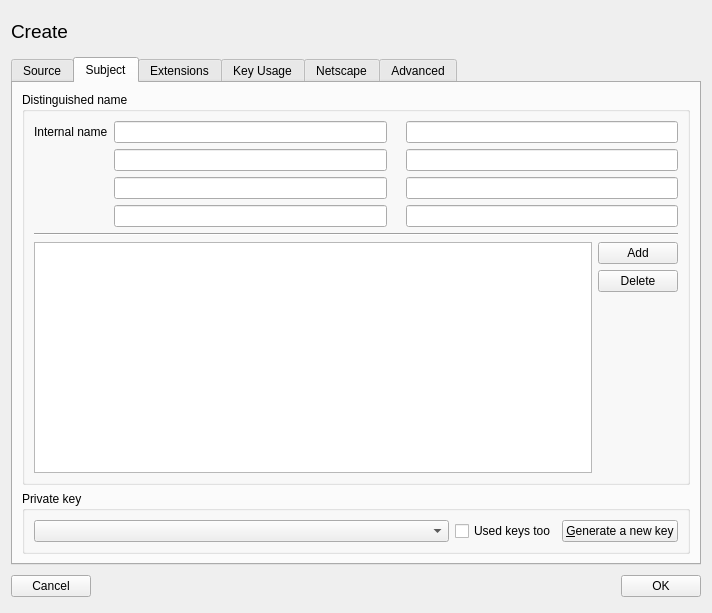
The window that ui/NewX509.ui (chris2511/xca) describes before a commit, drawn with Qt 5.
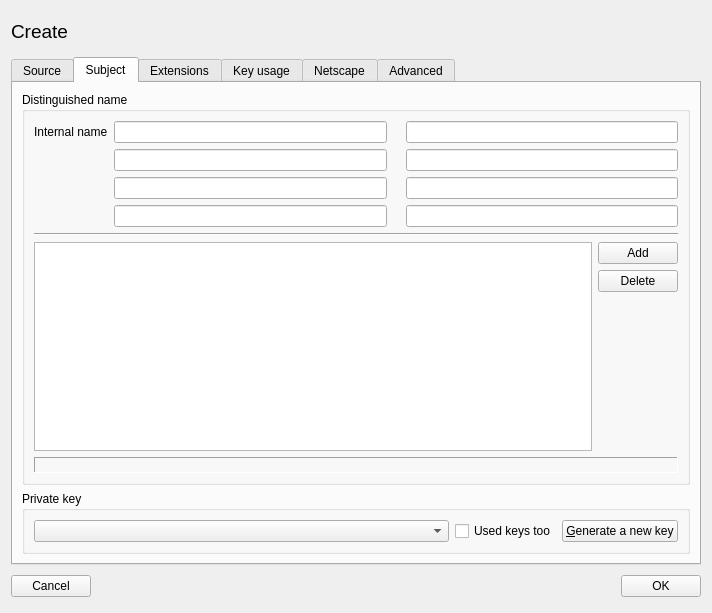
The same window after the commit. The open tabs and pages were chosen to show the change. Custom widgets are drawn as their Qt base class.

Diff of the .ui file:
```diff
--- a/ui/NewX509.ui
+++ b/ui/NewX509.ui
@@ -422,13 +422,7 @@
          </property>
          <layout class="QVBoxLayout" name="verticalLayout_6">
           <item>
-           <layout class="QGridLayout">
-            <property name="margin">
-             <number>0</number>
-            </property>
-            <property name="spacing">
-             <number>6</number>
-            </property>
+           <layout class="QGridLayout" name="_3">
             <item row="3" column="3">
              <widget class="QLineEdit" name="emailAddress">
               <property name="maxLength">
@@ -568,18 +562,6 @@
            <layout class="QHBoxLayout" name="horizontalLayout_3">
             <item>
              <widget class="kvView" name="extDNlist">
-              <property name="editTriggers">
-               <set>QAbstractItemView::AnyKeyPressed|QAbstractItemView::DoubleClicked|QAbstractItemView::EditKeyPressed|QAbstractItemView::SelectedClicked</set>
-              </property>
-              <property name="alternatingRowColors">
-               <bool>true</bool>
-              </property>
-              <property name="selectionMode">
-               <enum>QAbstractItemView::SingleSelection</enum>
-              </property>
-              <property name="selectionBehavior">
-               <enum>QAbstractItemView::SelectRows</enum>
-              </property>
               <attribute name="horizontalHeaderDefaultSectionSize">
                <number>200</number>
               </attribute>
@@ -621,6 +603,16 @@
             </item>
            </layout>
           </item>
+          <item>
+           <widget class="QLabel" name="extDNinfo">
+            <property name="frameShape">
+             <enum>QFrame::Panel</enum>
+            </property>
+            <property name="frameShadow">
+             <enum>QFrame::Sunken</enum>
+            </property>
+           </widget>
+          </item>
          </layout>
         </widget>
        </item>
@@ -1104,7 +1096,7 @@
      </widget>
      <widget class="QWidget" name="tab_3">
       <attribute name="title">
-       <string>Key Usage</string>
+       <string>Key usage</string>
       </attribute>
       <layout class="QVBoxLayout">
        <property name="spacing">
```
Left out of the diff: 197 changed lines with no effect on the pictures.
